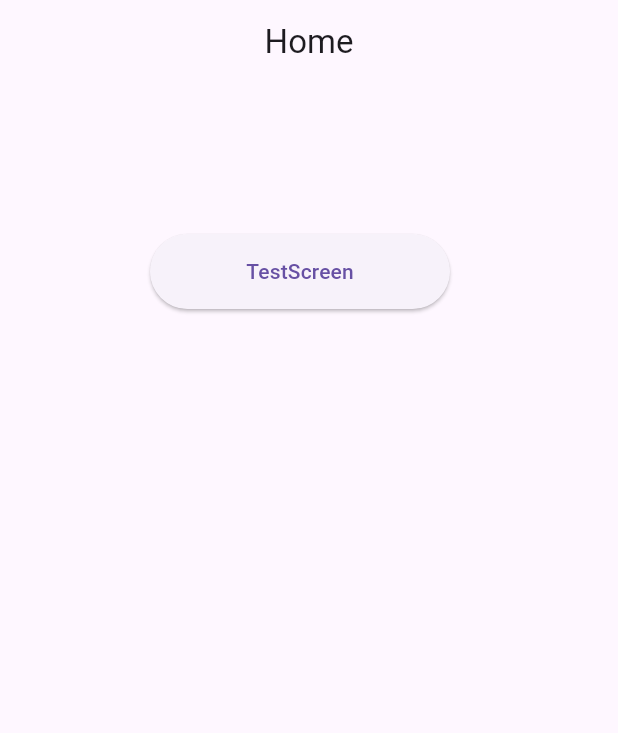
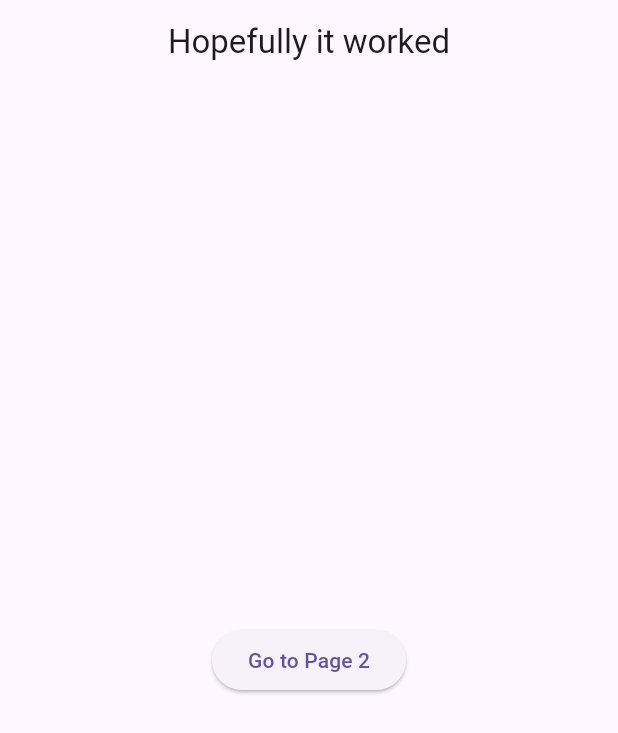
Before and after one commit to Leto-du-Plessis/book-website-project, a Flutter app: the screen it shows after launch, on a phone screen of 412 x 824 dp. Shown: the top 733 px of the screen. Run offline on Flutter 3.47's test engine with Material 3 defaults, Android fonts, the phone set to English and light mode, and no system bars; missing offline and left inert: super_editor.

Commit message:
Made a new widget that keeps the AppBar constant throughout the different screens. Will work on properly setting it up later. Works out of the homepage under widgets and is called directly bu main

```diff
--- a/frontend/book_website/lib/main.dart
+++ b/frontend/book_website/lib/main.dart
@@ -1,5 +1,6 @@
 import 'package:book_website/src/screens/test_screen.dart';
 import 'package:flutter/material.dart';
+import 'package:book_website/src/widgets/homepage.dart';
 //import 'package:flutter_quill/flutter_quill.dart';
 //import 'package:flutter_localizations/flutter_localizations.dart';
 //import 'src/Screens/test_screen.dart';
@@ -13,7 +14,7 @@ class MainApp extends StatelessWidget {
   Widget build(BuildContext context) {
     return MaterialApp(
       theme: ThemeData.light(useMaterial3: true),
-      home: HomeScreen(),
+      home: HomePage(),
       // localizationsDelegates: [
       //   GlobalMaterialLocalizations.delegate,
       //   GlobalCupertinoLocalizations.delegate,
--- /dev/null
+++ b/frontend/book_website/lib/src/widgets/homepage.dart
@@ -0,0 +1,76 @@
+import 'package:flutter/material.dart';
+
+
+class HomePage extends StatelessWidget{
+  const HomePage({super.key});
+  @override
+  Widget build(BuildContext context) {
+    return Scaffold(
+      appBar: AppBar(
+        title: Text("Hopefully it worked"),
+        centerTitle: true,
+      ),
+      body: NewScreenWidget()
+      );
+
+
+  }
+
+}
+
+
+class NewScreenWidget extends StatelessWidget{
+  const NewScreenWidget({super.key});
+
+  @override
+  Widget build(BuildContext context) {
+    return Navigator(
+      initialRoute: '/',
+      onGenerateRoute: (RouteSettings settings) {
+        Widget page;
+        switch (settings.name) {
+          case '/':
+            page = Page1();
+            break;
+          case '/page2':
+            page = Page2();
+            break;
+          default:
+            page = Page1();
+        }
+        return MaterialPageRoute(builder: (_) => page);
+      },
+    );
+  }
+}
+
+
+class Page1 extends StatelessWidget {
+  const Page1({super.key});
+  @override
+  Widget build(BuildContext context) {
+    return Center(
+      child: ElevatedButton(
+        onPressed: () {
+          Navigator.of(context).pushNamed('/page2');
+        },
+        child: Text("Go to Page 2"),
+      ),
+    );
+  }
+}
+
+class Page2 extends StatelessWidget {
+  const Page2({super.key});
+  @override
+  Widget build(BuildContext context) {
+    return Center(
+      child: ElevatedButton(
+        onPressed: () {
+          Navigator.of(context).pop();
+        },
+        child: Text("Back to Page 1"),
+      ),
+    );
+  }
+}
```
Also changed, not shown: frontend/book_website/lib/src/screens/test_screen.dart (+6 -7 lines).
